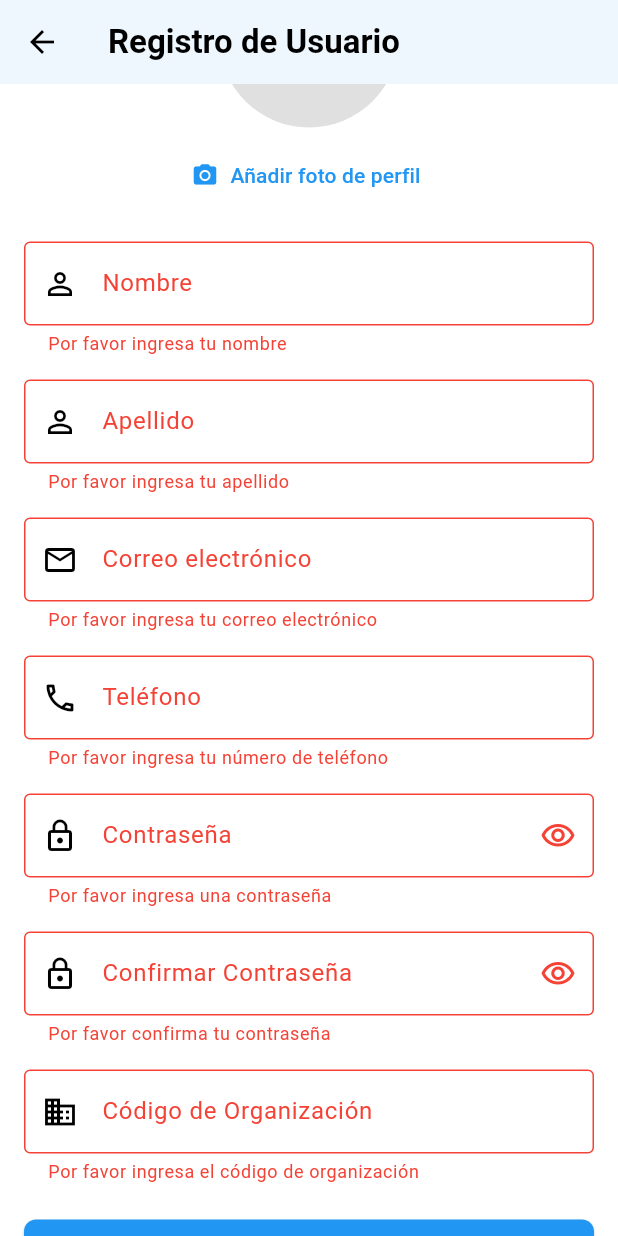
After one commit to JuanFelipeRomero/FreeWheel-Frontend, a Flutter app: the RegistrationScreen screen opened directly, scrolled down 107 dp, after a tap on "REGISTRARSE", on a phone screen of 412 x 824 dp. The commit adds this screen. Run offline on Flutter 3.47's test engine with Material 3 defaults, Android fonts, the phone set to English and light mode, and no system bars; our stand-ins replace flutter_dotenv, font_awesome_flutter, google_fonts, image_picker, shared_preferences; accounts and stored records are empty.

Commit message:
feat: :sparkles: Implement user registration functionality with and without profile image

```diff
--- /dev/null
+++ b/lib/data/models/user_models.dart
@@ -0,0 +1,55 @@
+// User registration model
+class UserRegistration {
+  final String nombre;
+  final String apellido;
+  final String correo;
+  final String telefono;
+  final String password;
+  final String organizacionCodigo;
+
+  UserRegistration({
+    required this.nombre,
+    required this.apellido,
+    required this.correo,
+    required this.telefono,
+    required this.password,
+    required this.organizacionCodigo,
+  });
+
+  // Convert model to JSON for API requests
+  Map<String, dynamic> toJson() {
+    return {
+      'nombre': nombre,
+      'apellido': apellido,
+      'correo': correo,
+      'telefono': telefono,
+      'password': password,
+      'organizacionCodigo': organizacionCodigo,
+    };
+  }
+}
+
+// User registration response
+class UserRegistrationResponse {
+  final bool success;
+  final String? message;
+  final Map<String, dynamic>? userData;
+
+  UserRegistrationResponse({
+    required this.success,
+    this.message,
+    this.userData,
+  });
+
+  factory UserRegistrationResponse.fromJson(Map<String, dynamic> json) {
+    return UserRegistrationResponse(
+      success: json['success'] ?? true,
+      message: json['message'],
+      userData: json['data'],
+    );
+  }
+
+  factory UserRegistrationResponse.error(String errorMessage) {
+    return UserRegistrationResponse(success: false, message: errorMessage);
+  }
+}
--- a/lib/data/services/auth_service.dart
+++ b/lib/data/services/auth_service.dart
@@ -11,15 +11,11 @@ class AuthService {
   //Iniciar sesion y guardar token
   Future<bool> login(String email, String password) async {
     try {
-
       final url = Uri.parse('$baseUrl/auth/login');
 
       final response = await http.post(
         url,
-        body: jsonEncode({
-          'correo': email,
-          'contraseña': password,
-        }),
+        body: jsonEncode({'correo': email, 'password': password}),
         headers: {'Content-Type': 'application/json'},
       );
 
@@ -35,7 +31,6 @@ class AuthService {
       }
 
       return false;
-
     } catch (e) {
       print('Error en el login: $e');
       return false;
@@ -62,7 +57,7 @@ class AuthService {
   }
 
   //Obtener token
-  Future <String?> getToken() async {
+  Future<String?> getToken() async {
     final prefs = await SharedPreferences.getInstance();
     return prefs.getString(_tokenKey);
   }
--- /dev/null
+++ b/lib/presentation/screens/registration_screen.dart
@@ -0,0 +1,497 @@
+import 'dart:io';
+import 'package:flutter/material.dart';
+import 'package:image_picker/image_picker.dart';
+import 'package:freewheel_frontend/data/models/user_models.dart';
+import 'package:freewheel_frontend/data/services/user_service.dart';
+import 'package:freewheel_frontend/presentation/screens/login_screen.dart';
+
+class RegistrationScreen extends StatefulWidget {
+  const RegistrationScreen({super.key});
+
+  @override
+  State<RegistrationScreen> createState() => _RegistrationScreenState();
+}
+
+class _RegistrationScreenState extends State<RegistrationScreen> {
+  final _formKey = GlobalKey<FormState>();
+  final _userService = UserService();
+
+  // Controladores para los campos de texto
+  final _nombreController = TextEditingController();
+  final _apellidoController = TextEditingController();
+  final _correoController = TextEditingController();
+  final _telefonoController = TextEditingController();
+  final _passwordController = TextEditingController();
+  final _confirmarPasswordController = TextEditingController();
+  final _organizacionController = TextEditingController();
+
+  bool _isLoading = false;
+  bool _obscurePassword = true;
+  bool _obscureConfirmPassword = true;
+
+  // Variables para manejo de imagen de perfil
+  final ImagePicker _picker = ImagePicker();
+  File? _profileImage;
+  bool _isUploadingWithImage = false;
+
+  @override
+  void dispose() {
+    // Liberar recursos de los controladores al salir
+    _nombreController.dispose();
+    _apellidoController.dispose();
+    _correoController.dispose();
+    _telefonoController.dispose();
+    _passwordController.dispose();
+    _confirmarPasswordController.dispose();
+    _organizacionController.dispose();
+    super.dispose();
+  }
+
+  // Función para seleccionar imagen de la galería
+  Future<void> _pickImageFromGallery() async {
+    final XFile? pickedImage = await _picker.pickImage(
+      source: ImageSource.gallery,
+      maxWidth: 800,
+      maxHeight: 800,
+      imageQuality: 85,
+    );
+
+    if (pickedImage != null) {
+      setState(() {
+        _profileImage = File(pickedImage.path);
+      });
+    }
+  }
+
+  // Función para tomar una foto con la cámara
+  Future<void> _takePhoto() async {
+    final XFile? photo = await _picker.pickImage(
+      source: ImageSource.camera,
+      maxWidth: 800,
+      maxHeight: 800,
+      imageQuality: 85,
+    );
+
+    if (photo != null) {
+      setState(() {
+        _profileImage = File(photo.path);
+      });
+    }
+  }
+
+  // Opciones para seleccionar imagen
+  void _showImageSourceOptions() {
+    showModalBottomSheet(
+      context: context,
+      builder:
+          (context) => SafeArea(
+            child: Wrap(
+              children: [
+                ListTile(
+                  leading: const Icon(Icons.photo_library),
+                  title: const Text('Seleccionar de la galería'),
+                  onTap: () {
+                    Navigator.of(context).pop();
+                    _pickImageFromGallery();
+                  },
+                ),
+                ListTile(
+                  leading: const Icon(Icons.camera_alt),
+                  title: const Text('Tomar una foto'),
+                  onTap: () {
+                    Navigator.of(context).pop();
+                    _takePhoto();
+                  },
+                ),
+                if (_profileImage != null)
+                  ListTile(
+                    leading: const Icon(Icons.delete),
+                    title: const Text('Eliminar foto'),
+                    onTap: () {
+                      Navigator.of(context).pop();
+                      setState(() {
+                        _profileImage = null;
+                      });
+                    },
+                  ),
+              ],
+            ),
+          ),
+    );
+  }
+
+  // Función para validar la dirección de correo electrónico
+  bool _isValidEmail(String email) {
+    return RegExp(r'^[\w-\.]+@([\w-]+\.)+[\w-]{2,4}$').hasMatch(email);
+  }
+
+  // Función para manejar el envío del formulario
+  Future<void> _submitForm() async {
+    // Validar que el formulario sea válido
+    if (!_formKey.currentState!.validate()) {
+      return;
+    }
+
+    // Verificar que las contraseñas coincidan
+    if (_passwordController.text != _confirmarPasswordController.text) {
+      ScaffoldMessenger.of(context).showSnackBar(
+        const SnackBar(content: Text('Las contraseñas no coinciden')),
+      );
+      return;
+    }
+
+    setState(() {
+      _isLoading = true;
+    });
+
+    try {
+      late UserRegistrationResponse response;
+
+      // Decidir qué método de registro usar según si hay imagen o no
+      if (_profileImage != null) {
+        // Registro con imagen
+        setState(() {
+          _isUploadingWithImage = true;
+        });
+
+        response = await _userService.registerUserWithImage(
+          nombre: _nombreController.text.trim(),
+          apellido: _apellidoController.text.trim(),
+          correo: _correoController.text.trim(),
+          telefono: _telefonoController.text.trim(),
+          password: _passwordController.text,
+          organizacionCodigo: _organizacionController.text.trim(),
+          profileImage: _profileImage!,
+        );
+      } else {
+        // Registro sin imagen
+        final registration = UserRegistration(
+          nombre: _nombreController.text.trim(),
+          apellido: _apellidoController.text.trim(),
+          correo: _correoController.text.trim(),
+          telefono: _telefonoController.text.trim(),
+          password: _passwordController.text,
+          organizacionCodigo: _organizacionController.text.trim(),
+        );
+
+        response = await _userService.registerUser(registration);
+      }
+
+      if (mounted) {
+        setState(() {
+          _isLoading = false;
+          _isUploadingWithImage = false;
+        });
+
+        // Mostrar mensaje de éxito o error
+        if (response.success) {
+          // Registro exitoso, mostrar mensaje sin redirección automática
+          ScaffoldMessenger.of(context).showSnackBar(
+            const SnackBar(
+              content: Text('¡Registro exitoso! Ya puedes iniciar sesión.'),
+              backgroundColor: Colors.green,
+              duration: Duration(seconds: 3),
+            ),
+          );
+
+          // Limpiar el formulario
+          _formKey.currentState!.reset();
+          setState(() {
+            _profileImage = null;
+          });
+
+          // Ya no hay redirección automática a la pantalla de login
+          // El usuario debe regresar manualmente
+        } else {
+          // Registro fallido, mostrar mensaje de error
+          ScaffoldMessenger.of(context).showSnackBar(
+            SnackBar(
+              content: Text(response.message ?? 'Error en el registro'),
+              backgroundColor: Colors.red,
+            ),
+          );
+        }
+      }
+    } catch (e) {
+      if (mounted) {
+        setState(() {
+          _isLoading = false;
+          _isUploadingWithImage = false;
+        });
+
+        // Mostrar mensaje de error en caso de excepción
+        ScaffoldMessenger.of(context).showSnackBar(
+          SnackBar(content: Text('Error: $e'), backgroundColor: Colors.red),
+        );
+      }
+    }
+  }
+
+  @override
+  Widget build(BuildContext context) {
+    return Scaffold(
+      appBar: AppBar(title: const Text('Registro de Usuario')),
+      body:
+          _isLoading
+              ? Center(
+                child: Column(
+                  mainAxisAlignment: MainAxisAlignment.center,
+                  children: [
+                    const CircularProgressIndicator(),
+                    const SizedBox(height: 16),
+                    Text(
+                      _isUploadingWithImage
+                          ? 'Subiendo imagen y registrando...'
+                          : 'Registrando usuario...',
+                      style: const TextStyle(fontSize: 16),
+                    ),
+                  ],
+                ),
+              )
+              : SingleChildScrollView(
+                padding: const EdgeInsets.all(16.0),
+                child: Form(
+                  key: _formKey,
+                  child: Column(
+                    crossAxisAlignment: CrossAxisAlignment.stretch,
+                    children: [
+                      // Imagen de perfil
+                      Center(
+                        child: Column(
+                          children: [
+                            CircleAvatar(
+                              radius: 60,
+                              backgroundColor: Colors.grey[300],
+                              backgroundImage:
+                                  _profileImage != null
+                                      ? FileImage(_profileImage!)
+                                      : null,
+                              child:
+                                  _profileImage == null
+                                      ? const Icon(
+                                        Icons.person,
+                                        size: 60,
+                                        color: Colors.grey,
+                                      )
+                                      : null,
+                            ),
+                            const SizedBox(height: 8),
+                            TextButton.icon(
+                              onPressed: _showImageSourceOptions,
+                              icon: const Icon(Icons.camera_alt),
+                              label: Text(
+                                _profileImage == null
+                                    ? 'Añadir foto de perfil'
+                                    : 'Cambiar foto',
+                              ),
+                            ),
+                          ],
+                        ),
+                      ),
+                      const SizedBox(height: 20),
+
+                      // Campo Nombre
+                      TextFormField(
+                        controller: _nombreController,
+                        decoration: const InputDecoration(
+                          labelText: 'Nombre',
+                          prefixIcon: Icon(Icons.person_outline),
+                          border: OutlineInputBorder(),
+                        ),
+                        validator: (value) {
+                          if (value == null || value.trim().isEmpty) {
+                            return 'Por favor ingresa tu nombre';
+                          }
+                          return null;
+                        },
+                        textCapitalization: TextCapitalization.words,
+                      ),
+                      const SizedBox(height: 16),
+
+                      // Campo Apellido
+                      TextFormField(
+                        controller: _apellidoController,
+                        decoration: const InputDecoration(
+                          labelText: 'Apellido',
+                          prefixIcon: Icon(Icons.person_outline),
+                          border: OutlineInputBorder(),
+                        ),
+                        validator: (value) {
+                          if (value == null || value.trim().isEmpty) {
+                            return 'Por favor ingresa tu apellido';
+                          }
+                          return null;
+                        },
+                        textCapitalization: TextCapitalization.words,
+                      ),
+                      const SizedBox(height: 16),
+
+                      // Campo Correo electrónico
+                      TextFormField(
+                        controller: _correoController,
+                        decoration: const InputDecoration(
+                          labelText: 'Correo electrónico',
+                          prefixIcon: Icon(Icons.email_outlined),
+                          border: OutlineInputBorder(),
+                        ),
+                        validator: (value) {
+                          if (value == null || value.trim().isEmpty) {
+                            return 'Por favor ingresa tu correo electrónico';
+                          }
+                          if (!_isValidEmail(value)) {
+                            return 'Por favor ingresa un correo electrónico válido';
+                          }
+                          return null;
+                        },
+                        keyboardType: TextInputType.emailAddress,
+                      ),
+                      const SizedBox(height: 16),
+
+                      // Campo Teléfono
+                      TextFormField(
+                        controller: _telefonoController,
+                        decoration: const InputDecoration(
+                          labelText: 'Teléfono',
+                          prefixIcon: Icon(Icons.phone_outlined),
+                          border: OutlineInputBorder(),
+                        ),
+                        validator: (value) {
+                          if (value == null || value.trim().isEmpty) {
+                            return 'Por favor ingresa tu número de teléfono';
+                          }
+                          return null;
+                        },
+                        keyboardType: TextInputType.phone,
+                      ),
+                      const SizedBox(height: 16),
+
+                      // Campo Contraseña
+                      TextFormField(
+                        controller: _passwordController,
+                        decoration: InputDecoration(
+                          labelText: 'Contraseña',
+                          prefixIcon: const Icon(Icons.lock_outline),
+                          suffixIcon: IconButton(
+                            icon: Icon(
+                              _obscurePassword
+                                  ? Icons.visibility_outlined
+                                  : Icons.visibility_off_outlined,
+                            ),
+                            onPressed: () {
+                              setState(() {
+                                _obscurePassword = !_obscurePassword;
+                              });
+                            },
+                          ),
+                          border: const OutlineInputBorder(),
+                        ),
+                        validator: (value) {
+                          if (value == null || value.isEmpty) {
+                            return 'Por favor ingresa una contraseña';
+                          }
+                          if (value.length < 6) {
+                            return 'La contraseña debe tener al menos 6 caracteres';
+                          }
+                          return null;
+                        },
+                        obscureText: _obscurePassword,
+                      ),
+                      const SizedBox(height: 16),
+
+                      // Campo Confirmar Contraseña
+                      TextFormField(
+                        controller: _confirmarPasswordController,
+                        decoration: InputDecoration(
+                          labelText: 'Confirmar Contraseña',
+                          prefixIcon: const Icon(Icons.lock_outline),
+                          suffixIcon: IconButton(
+                            icon: Icon(
+                              _obscureConfirmPassword
+                                  ? Icons.visibility_outlined
+                                  : Icons.visibility_off_outlined,
+                            ),
+                            onPressed: () {
+                              setState(() {
+                                _obscureConfirmPassword =
+                                    !_obscureConfirmPassword;
+                              });
+                            },
+                          ),
+                          border: const OutlineInputBorder(),
+                        ),
+                        validator: (value) {
+                          if (value == null || value.isEmpty) {
+                            return 'Por favor confirma tu contraseña';
+                          }
+                          if (value != _passwordController.text) {
+                            return 'Las contraseñas no coinciden';
+                          }
+                          return null;
+                        },
+                        obscureText: _obscureConfirmPassword,
+                      ),
+                      const SizedBox(height: 16),
+
+                      // Campo Código de Organización
+                      TextFormField(
+                        controller: _organizacionController,
+                        decoration: const InputDecoration(
+                          labelText: 'Código de Organización',
+                          prefixIcon: Icon(Icons.business_outlined),
+                          border: OutlineInputBorder(),
+                        ),
+                        validator: (value) {
+                          if (value == null || value.trim().isEmpty) {
+                            return 'Por favor ingresa el código de organización';
+                          }
+                          return null;
+                        },
+                      ),
+                      const SizedBox(height: 24),
+
+                      // Botón de Registro
+                      ElevatedButton(
+                        onPressed: _submitForm,
+                        style: ElevatedButton.styleFrom(
+                          padding: const EdgeInsets.symmetric(vertical: 16.0),
+                          shape: RoundedRectangleBorder(
+                            borderRadius: BorderRadius.circular(8.0),
+                          ),
+                        ),
+                        child: const Text(
+                          'REGISTRARSE',
+                          style: TextStyle(
+                            fontSize: 16,
+                            fontWeight: FontWeight.bold,
+                          ),
+                        ),
+                      ),
+                      const SizedBox(height: 16),
+
+                      // Enlace para Iniciar Sesión
+                      Row(
+                        mainAxisAlignment: MainAxisAlignment.center,
+                        children: [
+                          const Text('¿Ya tienes una cuenta?'),
+                          TextButton(
+                            onPressed: () {
+                              // Navegar a la pantalla de inicio de sesión
+                              Navigator.pushReplacement(
+                                context,
+                                MaterialPageRoute(
+                                  builder: (context) => const LoginScreen(),
+                                ),
+                              );
+                            },
+                            child: const Text('Iniciar Sesión'),
+                          ),
+                        ],
+                      ),
+                      const SizedBox(height: 16),
+                    ],
+                  ),
+                ),
+              ),
+    );
+  }
+}
--- a/pubspec.yaml
+++ b/pubspec.yaml
@@ -41,6 +41,10 @@ dependencies:
   uuid: ^4.5.1
   flutter_dotenv: ^5.2.1
   shared_preferences: ^2.2.2
+  image_picker: ^1.1.2
+  path: ^1.9.1
+  mime: ^2.0.0
+  http_parser: ^4.1.2
 
 dev_dependencies:
   flutter_test:
```
Also changed, not shown: lib/data/services/user_service.dart (added, +147 -0 lines), lib/presentation/screens/login_screen.dart (+22 -2 lines), pubspec.lock, 5 other files.
